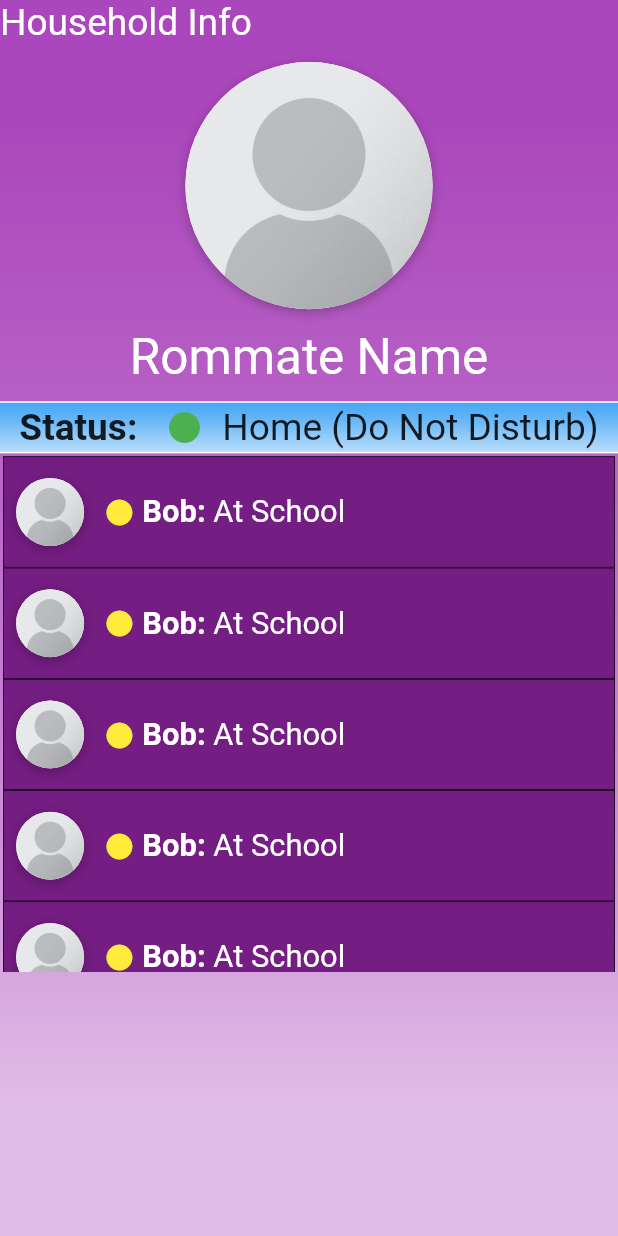
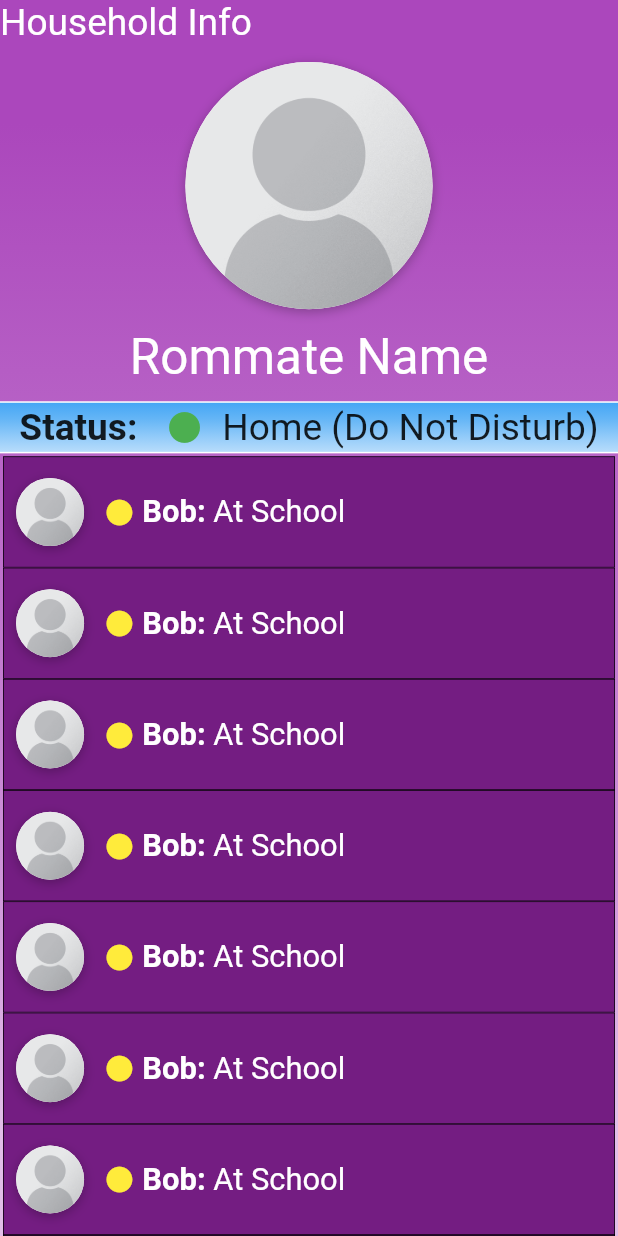
Before and after one commit to jay-CS/RoomSliceAppClient, a Flutter app: the HomePage screen opened directly, on a phone screen of 412 x 824 dp. Run offline on Flutter 3.47's test engine with Material 2 defaults, Android fonts, the phone set to English and light mode, and no system bars; our stand-ins replace curved_navigation_bar; missing offline and left inert: dart:ffi.

Commit message:
Optimized list spacing in Home Page, using Expanded instead of Container.

```diff
--- a/Roomslice/lib/homePage.dart
+++ b/Roomslice/lib/homePage.dart
@@ -94,9 +94,9 @@ class HomePage extends StatelessWidget {
                       _addColorBarText(statusBarText, statusBarHeight+10),
 
 //-------------------------ROOMMATE STATUS LIST-------------------------
-                    Container(
+                      Expanded(
 
-                      height: 42* blockSizeVertical,
+
                         child:
                         ListView.builder(
 
```
Lines whose indentation alone changed are shown as unchanged.
